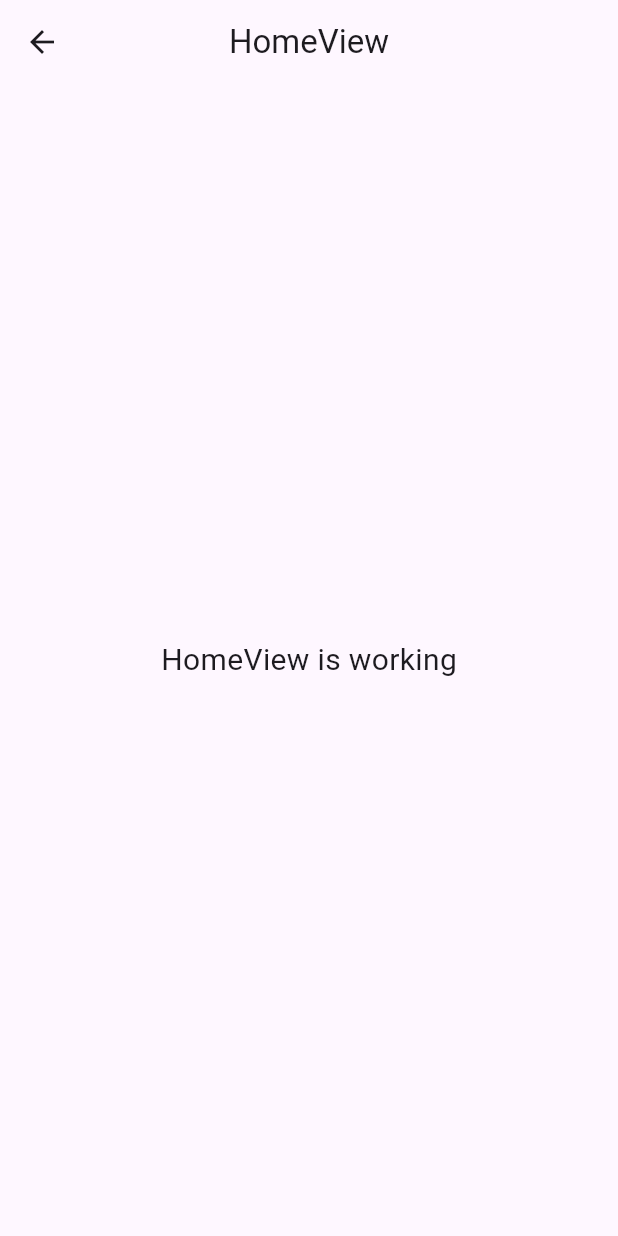
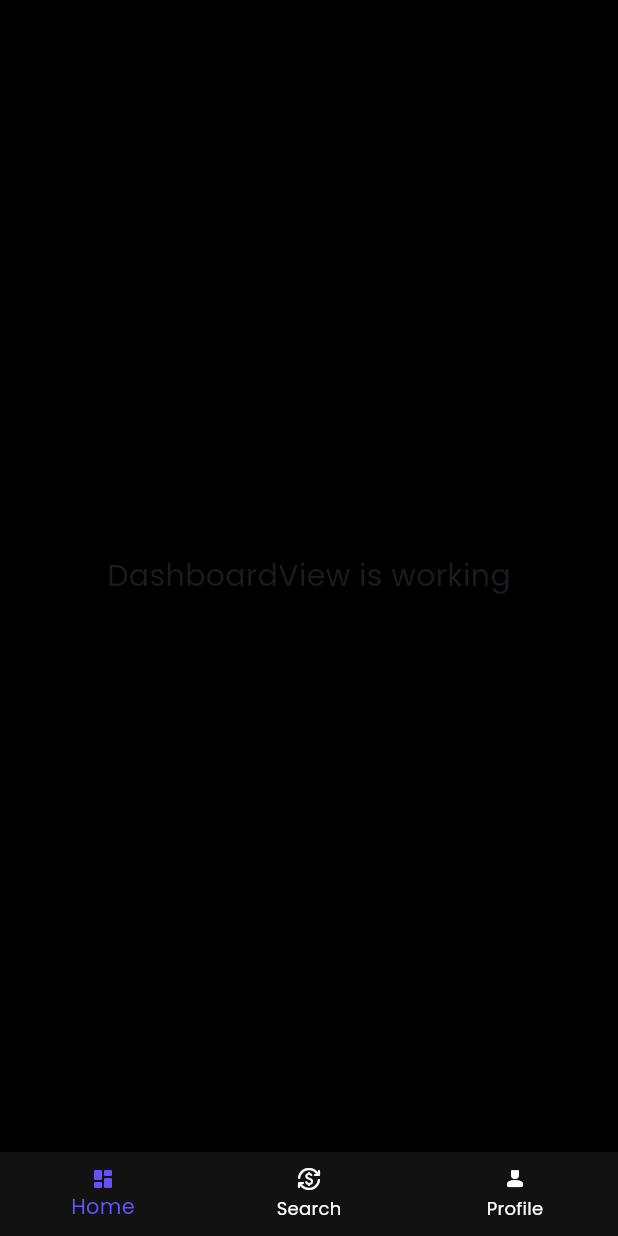
Before and after one commit to amasparera/cryto_wallet, a Flutter app: the HomeView screen opened by its route, on a phone screen of 412 x 824 dp. Run offline on Flutter 3.47's test engine with Material 3 defaults, Android fonts, the phone set to English and light mode, and no system bars; our stand-ins replace get, google_fonts.

Commit message:
on boarding view

```diff
--- a/lib/app/core/const/app_color.dart
+++ b/lib/app/core/const/app_color.dart
@@ -9,5 +9,7 @@ class AppColor {
   static const secondaryGrey = Color(0XFF48D49E);
   static const secondaryOrange = Color(0XFFFF8266); // Orange
 
-
+  // background colors
+  static const backgroundNavbar = Color(0XFF121212); // White
+  static const background = Color(0XFF070707);
 }
--- a/lib/app/modules/home/controllers/home_controller.dart
+++ b/lib/app/modules/home/controllers/home_controller.dart
@@ -2,6 +2,26 @@ import 'package:get/get.dart';
 
 class HomeController extends GetxController {
   //TODO: Implement HomeController
+
+  var selectedIndex = 0.obs;
+
+  void changeIndex(int index) {
+    selectedIndex.value = index;
+  }
+
+  // Judul per tab
+  String get currentTitle {
+    switch (selectedIndex.value) {
+      case 0:
+        return "Home";
+      case 1:
+        return "Search";
+      case 2:
+        return "Profile";
+      default:
+        return "App";
+    }
+  }
 
   final count = 0.obs;
   @override
--- a/lib/app/modules/home/views/home_view.dart
+++ b/lib/app/modules/home/views/home_view.dart
@@ -1,3 +1,7 @@
+import 'package:cryto_wallet/app/core/const/app_color.dart';
+import 'package:cryto_wallet/app/core/const/app_icon.dart';
+import 'package:cryto_wallet/app/modules/home/views/dashboard_view.dart';
+import 'package:cryto_wallet/app/modules/home/views/exchange_view.dart';
 import 'package:flutter/material.dart';
 
 import 'package:get/get.dart';
@@ -6,17 +10,29 @@ import '../controllers/home_controller.dart';
 
 class HomeView extends GetView<HomeController> {
   const HomeView({super.key});
+
   @override
   Widget build(BuildContext context) {
+    final List<Widget> pages = [DashboardView(), ExchangeView(), Center(child: Text("Profile"))];
     return Scaffold(
-      appBar: AppBar(
-        title: const Text('HomeView'),
-        centerTitle: true,
-      ),
-      body: const Center(
-        child: Text(
-          'HomeView is working',
-          style: TextStyle(fontSize: 20),
+      body: Obx(() => IndexedStack(index: controller.selectedIndex.value, children: pages)),
+      bottomNavigationBar: Obx(
+        () => BottomNavigationBar(
+          currentIndex: controller.selectedIndex.value,
+          onTap: controller.changeIndex,
+          backgroundColor: AppColor.backgroundNavbar,
+          selectedItemColor: AppColor.primaryBlue,
+          unselectedItemColor: AppColor.primaryWhite,
+          showUnselectedLabels: true,
+          showSelectedLabels: true,
+          useLegacyColorScheme: false,
+          enableFeedback: false,
+          iconSize: 16,
+          items: const [
+            BottomNavigationBarItem(icon: Icon(AppIcon.navDashbord), label: "Home"),
+            BottomNavigationBarItem(icon: Icon(AppIcon.navExchange), label: "Search"),
+            BottomNavigationBarItem(icon: Icon(AppIcon.navUser), label: "Profile"),
+          ],
         ),
       ),
     );
--- a/lib/app/routes/app_pages.dart
+++ b/lib/app/routes/app_pages.dart
@@ -10,7 +10,7 @@ part 'app_routes.dart';
 class AppPages {
   AppPages._();
 
-  static const INITIAL = Routes.HOME;
+  static const INITIAL = Routes.ONBOARDING;
 
   static final routes = [
     GetPage(
--- a/pubspec.yaml
+++ b/pubspec.yaml
@@ -35,6 +35,7 @@ dependencies:
   # Use with the CupertinoIcons class for iOS style icons.
   cupertino_icons: ^1.0.8
   get: ^4.7.2
+  google_fonts: ^6.2.1
 
 dev_dependencies:
   flutter_test:
```
Also changed, not shown: lib/app/modules/home/views/dashboard_view.dart (+1 -12 lines), lib/app/modules/home/views/exchange_view.dart (+1 -12 lines), lib/app/modules/onboarding/views/onboarding_view.dart (+57 -10 lines), lib/main.dart (+10 -0 lines), pubspec.lock, 1 other file.
